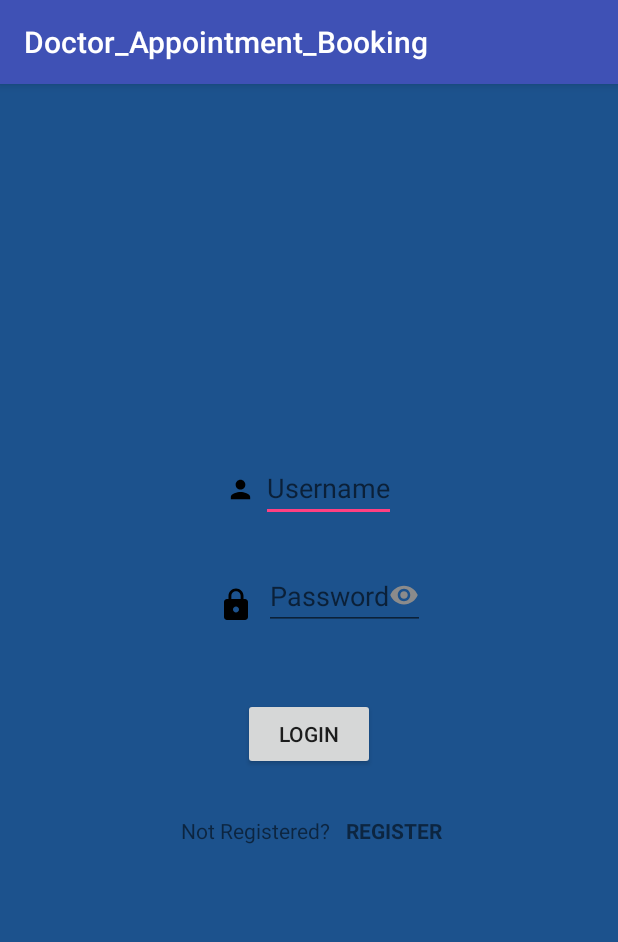
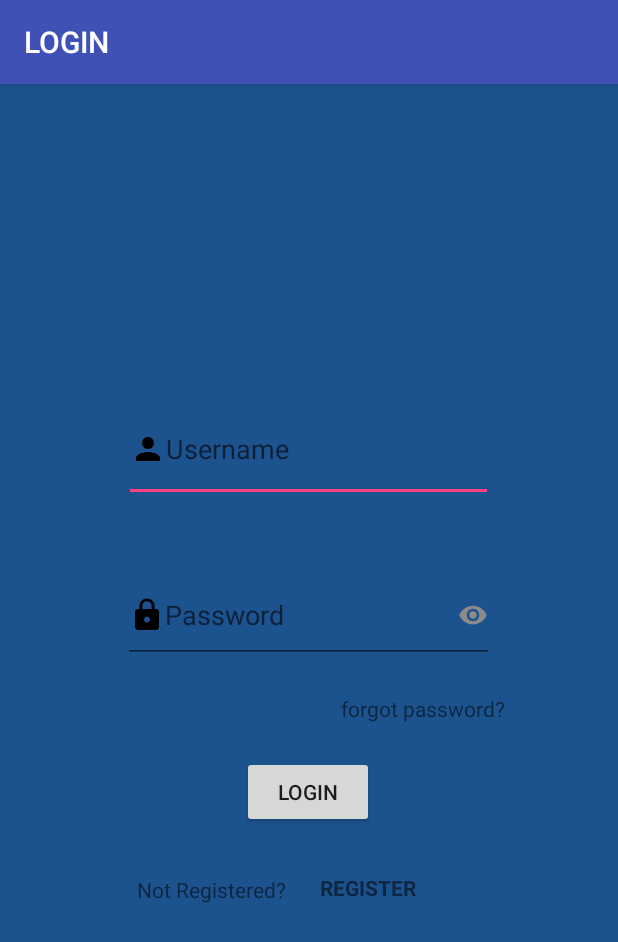
Before and after one commit to just-imagine/Doctor_Appointment_Booking, an Android app: the screen it shows after launch (LoginActivity), on a phone screen of 412 x 824 dp. Shown: the top 942 px of the screen. Run offline under Robolectric (Android 15) with nearby library versions, the phone set to English and light mode, and no system bars.

Commit message:
modified the Login page

```diff
--- a/app/src/main/AndroidManifest.xml
+++ b/app/src/main/AndroidManifest.xml
@@ -11,7 +11,8 @@
         android:roundIcon="@mipmap/ic_launcher_round"
         android:supportsRtl="true"
         android:theme="@style/AppTheme">
-        <activity android:name=".LoginActivity">
+        <activity android:name=".LoginActivity"
+            android:label="@string/login">
             <intent-filter>
                 <action android:name="android.intent.action.MAIN" />
 
--- a/app/src/main/res/layout/activity_login.xml
+++ b/app/src/main/res/layout/activity_login.xml
@@ -11,80 +11,44 @@
     android:id="@+id/linearLayout2">
 
 
-    <ImageView
-        android:layout_width="19dp"
-        android:layout_height="38dp"
-        android:layout_marginBottom="8dp"
-        android:layout_marginEnd="8dp"
-        android:layout_marginStart="8dp"
-        android:layout_marginTop="8dp"
-        android:paddingTop="12dp"
-        android:src="@drawable/user1"
-        app:layout_constraintBottom_toBottomOf="parent"
-        app:layout_constraintEnd_toEndOf="parent"
-        app:layout_constraintHorizontal_bias="0.378"
-        app:layout_constraintStart_toStartOf="parent"
-        app:layout_constraintTop_toTopOf="parent"
-        app:layout_constraintVertical_bias="0.332"
-        tools:layout_conversion_absoluteHeight="36dp"
-        tools:layout_conversion_absoluteWidth="24dp" />
-
     <EditText
         android:id="@+id/username"
-        android:layout_width="wrap_content"
-        android:layout_height="wrap_content"
+        android:layout_width="246dp"
+        android:layout_height="70dp"
         android:layout_marginBottom="8dp"
 
         android:layout_marginEnd="8dp"
         android:layout_marginStart="8dp"
         android:layout_marginTop="8dp"
+        android:drawableLeft="@drawable/user1"
         android:hint="@string/username"
         app:layout_constraintBottom_toBottomOf="parent"
         app:layout_constraintEnd_toEndOf="parent"
-        app:layout_constraintHorizontal_bias="0.543"
+        app:layout_constraintHorizontal_bias="0.496"
         app:layout_constraintStart_toStartOf="parent"
         app:layout_constraintTop_toTopOf="parent"
-        app:layout_constraintVertical_bias="0.338"
+        app:layout_constraintVertical_bias="0.294"
         tools:layout_conversion_absoluteHeight="40dp"
         tools:layout_conversion_absoluteWidth="90dp" />
 
-
-    <ImageView
-        android:layout_width="wrap_content"
-        android:layout_height="wrap_content"
+    <EditText
+        android:id="@+id/password"
+        android:layout_width="247dp"
+        android:layout_height="63dp"
         android:layout_marginBottom="8dp"
         android:layout_marginEnd="8dp"
         android:layout_marginStart="8dp"
         android:layout_marginTop="8dp"
-        android:paddingTop="28dp"
-        android:src="@drawable/lock"
-        app:layout_constraintBottom_toBottomOf="parent"
-        app:layout_constraintEnd_toEndOf="parent"
-        app:layout_constraintHorizontal_bias="0.369"
-        app:layout_constraintStart_toStartOf="parent"
-        app:layout_constraintTop_toTopOf="parent"
-        app:layout_constraintVertical_bias="0.428"
-        tools:layout_conversion_absoluteHeight="52dp"
-        tools:layout_conversion_absoluteWidth="24dp" />
-
-
-    <EditText
-        android:id="@+id/password"
-        android:layout_width="wrap_content"
-        android:layout_height="wrap_content"
-        android:layout_marginBottom="8dp"
-        android:layout_marginEnd="8dp"
-        android:layout_marginStart="8dp"
-        android:layout_marginTop="8dp"
+        android:drawableLeft="@drawable/lock"
         android:drawableRight="@drawable/ic_password"
         android:hint="@string/password"
         android:inputType="textPassword"
         app:layout_constraintBottom_toBottomOf="parent"
         app:layout_constraintEnd_toEndOf="parent"
-        app:layout_constraintHorizontal_bias="0.583"
+        app:layout_constraintHorizontal_bias="0.497"
         app:layout_constraintStart_toStartOf="parent"
         app:layout_constraintTop_toTopOf="parent"
-        app:layout_constraintVertical_bias="0.44"
+        app:layout_constraintVertical_bias="0.457"
         tools:layout_conversion_absoluteHeight="40dp"
         tools:layout_conversion_absoluteWidth="109dp" />
 
@@ -100,13 +64,27 @@
         android:text="@string/login"
         app:layout_constraintBottom_toBottomOf="parent"
         app:layout_constraintEnd_toEndOf="parent"
+        app:layout_constraintHorizontal_bias="0.498"
         app:layout_constraintStart_toStartOf="parent"
         app:layout_constraintTop_toTopOf="parent"
-        app:layout_constraintVertical_bias="0.57"
+        app:layout_constraintVertical_bias="0.625"
         tools:layout_conversion_absoluteHeight="40dp"
         tools:layout_conversion_absoluteWidth="88dp" />
 
-
+    <TextView
+        android:layout_width="wrap_content"
+        android:layout_height="wrap_content"
+        android:layout_marginBottom="8dp"
+        android:layout_marginEnd="8dp"
+        android:layout_marginStart="8dp"
+        android:layout_marginTop="8dp"
+        android:text="forgot password?"
+        app:layout_constraintBottom_toBottomOf="parent"
+        app:layout_constraintEnd_toEndOf="parent"
+        app:layout_constraintHorizontal_bias="0.764"
+        app:layout_constraintStart_toStartOf="parent"
+        app:layout_constraintTop_toTopOf="parent"
+        app:layout_constraintVertical_bias="0.544" />
     <TextView
         android:layout_width="wrap_content"
         android:layout_height="wrap_content"
@@ -117,10 +95,10 @@
         android:text="@string/not_registered"
         app:layout_constraintBottom_toBottomOf="parent"
         app:layout_constraintEnd_toEndOf="parent"
-        app:layout_constraintHorizontal_bias="0.379"
+        app:layout_constraintHorizontal_bias="0.281"
         app:layout_constraintStart_toStartOf="parent"
         app:layout_constraintTop_toTopOf="parent"
-        app:layout_constraintVertical_bias="0.655"
+        app:layout_constraintVertical_bias="0.709"
         tools:layout_conversion_absoluteHeight="35dp"
         tools:layout_conversion_absoluteWidth="99dp" />
 
@@ -137,10 +115,10 @@
         android:textStyle="bold"
         app:layout_constraintBottom_toBottomOf="parent"
         app:layout_constraintEnd_toEndOf="parent"
-        app:layout_constraintHorizontal_bias="0.667"
+        app:layout_constraintHorizontal_bias="0.615"
         app:layout_constraintStart_toStartOf="parent"
         app:layout_constraintTop_toTopOf="parent"
-        app:layout_constraintVertical_bias="0.655"
+        app:layout_constraintVertical_bias="0.707"
         tools:layout_conversion_absoluteHeight="35dp"
         tools:layout_conversion_absoluteWidth="67dp" />
 
```
